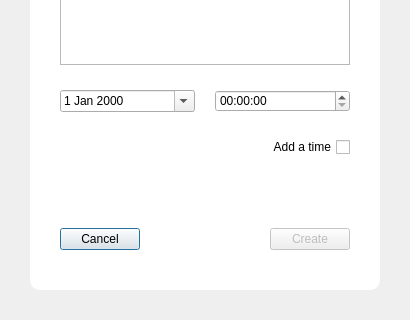
First picture: the form in uis/res/ui_note_editor.ui, repository GorgeousOne/TaskManagementApp, before the edit; both pictures show x 0 to 410 and y 160 to 480 of the 410 by 480 pixel window.
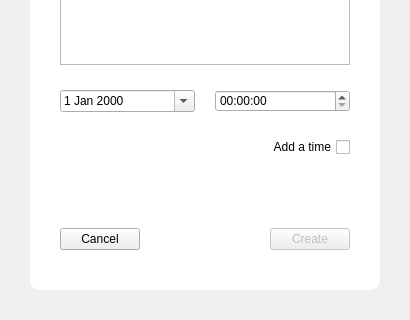
Second picture: the form after the edit.

What changed in the file:
```diff
--- a/uis/res/ui_note_editor.ui
+++ b/uis/res/ui_note_editor.ui
@@ -187,6 +187,9 @@
           <property name="text">
            <string>Cancel</string>
           </property>
+          <property name="autoDefault">
+           <bool>false</bool>
+          </property>
          </widget>
         </item>
         <item>
```
